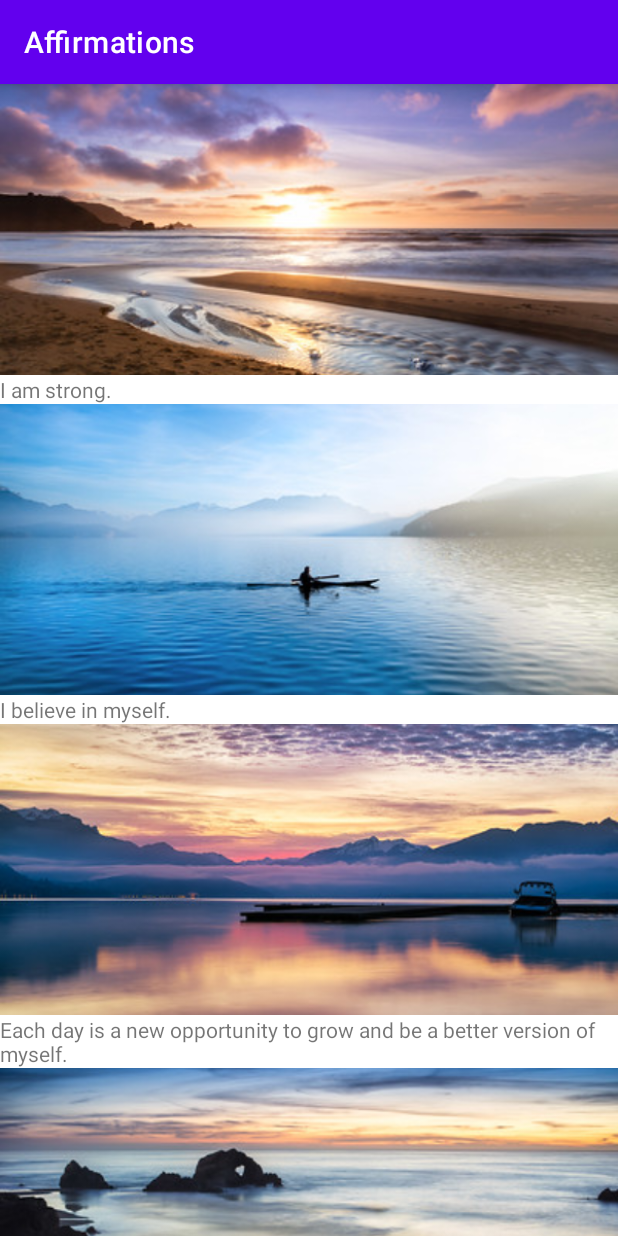
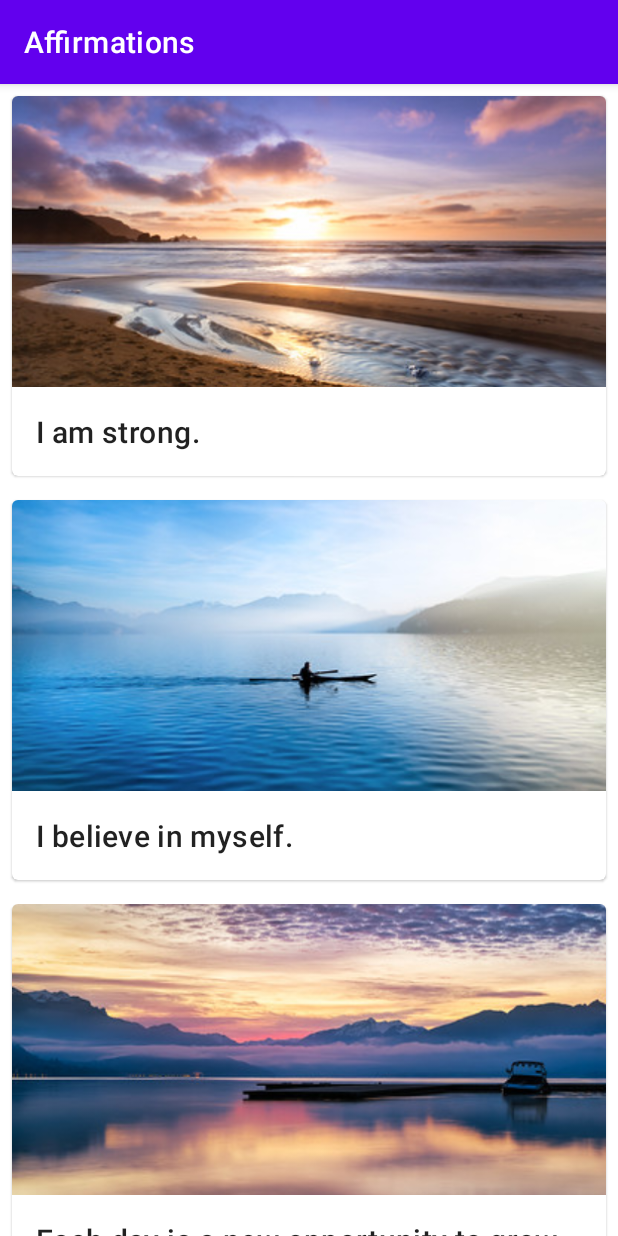
Before and after one commit to Taha-Adeel/Android-Apps, an Android app: the screen it shows after launch (MainActivity), on a phone screen of 412 x 824 dp. Run offline under Robolectric (Android 15) with nearby library versions, the phone set to English and light mode, and no system bars.

Commit message:
Added Material Design Cards

```diff
--- a/app/src/main/res/layout/list_item.xml
+++ b/app/src/main/res/layout/list_item.xml
@@ -1,5 +1,11 @@
 <?xml version="1.0" encoding="utf-8"?>
-<LinearLayout xmlns:android="http://schemas.android.com/apk/res/android"
+<com.google.android.material.card.MaterialCardView xmlns:android="http://schemas.android.com/apk/res/android"
+    xmlns:tools="http://schemas.android.com/tools"
+    android:layout_width="match_parent"
+    android:layout_height="wrap_content"
+    android:layout_margin="8dp">
+
+    <LinearLayout
         android:layout_width="match_parent"
         android:layout_height="wrap_content"
         android:orientation="vertical">
@@ -14,6 +20,11 @@
         <TextView
             android:id="@+id/item_title"
             android:layout_width="wrap_content"
-        android:layout_height="wrap_content" />
+            android:layout_height="wrap_content"
+            android:padding="16dp"
+            android:textAppearance="?attr/textAppearanceHeadline6"
+            tools:text="text text text text text text text" />
 
     </LinearLayout>
+
+</com.google.android.material.card.MaterialCardView>
```
Lines whose indentation alone changed are shown as unchanged.
